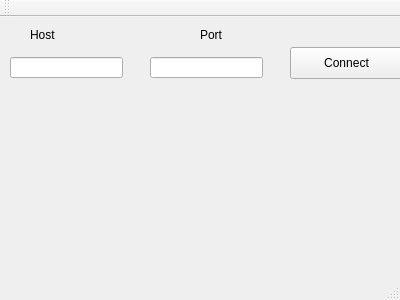
Orann/projet_wifibot, file mainwindow.ui: the form before one commit.
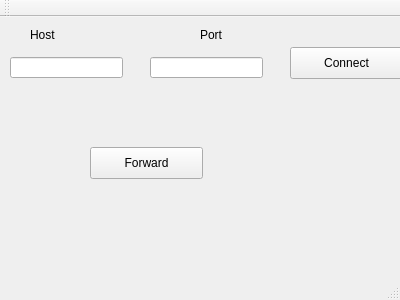
The form after the commit.

```diff
--- a/mainwindow.ui
+++ b/mainwindow.ui
@@ -73,6 +73,19 @@
      <string>Connect</string>
     </property>
    </widget>
+   <widget class="QPushButton" name="forwardButton">
+    <property name="geometry">
+     <rect>
+      <x>90</x>
+      <y>130</y>
+      <width>113</width>
+      <height>32</height>
+     </rect>
+    </property>
+    <property name="text">
+     <string>Forward</string>
+    </property>
+   </widget>
   </widget>
   <widget class="QMenuBar" name="menuBar">
    <property name="geometry">
```
